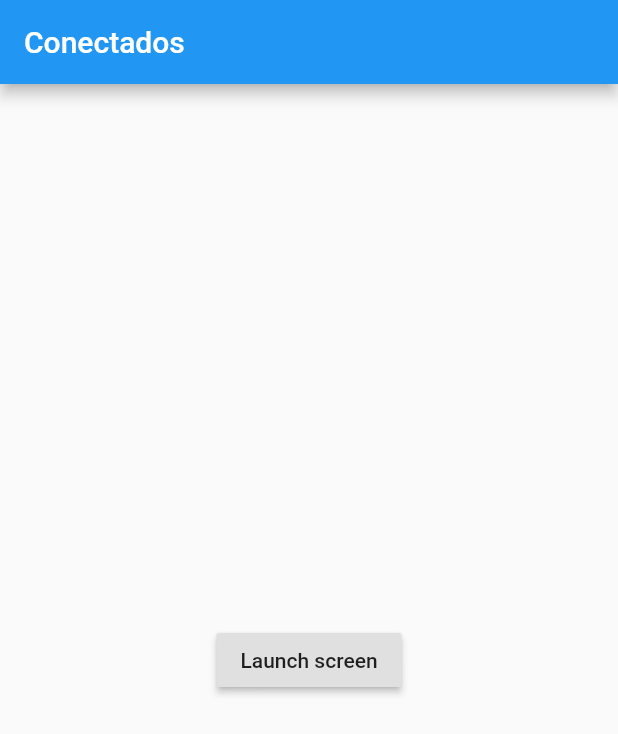
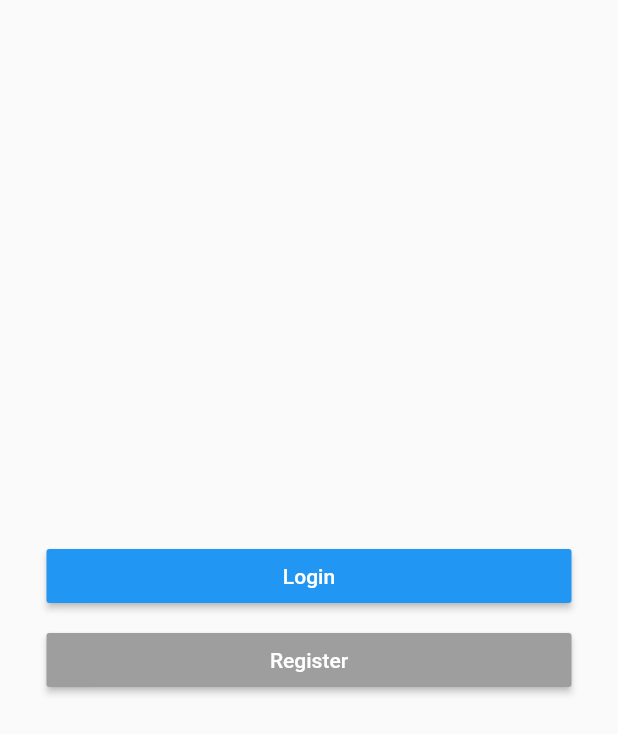
Before and after one commit to andrekkss/conectados_mob, a Flutter app: the screen it shows after launch, on a phone screen of 412 x 824 dp. Shown: the top 734 px of the screen. Run offline on Flutter 3.47's test engine with Material 2 defaults, Android fonts, the light colour scheme and no system bars.

Commit message:
Added login and register buttons in welcome screen

```diff
--- a/lib/feature/example/ui/firstScreen.dart
+++ b/lib/feature/example/ui/firstScreen.dart
@@ -1,4 +1,3 @@
-
 import 'package:conectados_mob/Translations.dart';
 import 'package:flutter/material.dart';
 
@@ -6,17 +5,36 @@ class FirstScreen extends StatelessWidget {
   @override
   Widget build(BuildContext context) {
     return Scaffold(
-      appBar: AppBar(
-        title: Text(getString(context, "main_title")),
-      ),
       body: Center(
+          child: Column(
+            mainAxisSize: MainAxisSize.min,
+            children: <Widget>[
+              ButtonTheme(
+                  minWidth: 350,
                   child: RaisedButton(
-          child: Text('Launch screen'),
+                    child: Text(getString(context, "welcome_login_text")),
+                    textColor: Colors.white,
                     onPressed: () {
                       // Navigate to the second screen using a named route.
                       Navigator.pushNamed(context, '/second');
                     },
+                  )
               ),
+              const SizedBox(height: 8),
+              ButtonTheme(
+                  minWidth: 350,
+                  child: RaisedButton(
+                    child: Text(getString(context, "welcome_register_text")),
+                    textColor: Colors.white,
+                    color: Colors.grey,
+                    onPressed: () {
+                      // Navigate to the second screen using a named route.
+                      Navigator.pushNamed(context, '/second');
+                    },
+                  )
+              ),
+            ],
+          )
       ),
     );
   }
--- a/lib/main.dart
+++ b/lib/main.dart
@@ -10,6 +10,7 @@ void main() => runApp(ConectadosApp());
 class ConectadosApp extends StatelessWidget {
   @override
   Widget build(BuildContext context) => MaterialApp(
+        debugShowCheckedModeBanner: false,
         title: 'Conectados',
         initialRoute: '/',
         routes: {
--- a/locale/en_US.json
+++ b/locale/en_US.json
@@ -1,3 +1,5 @@
 {
-  "main_title":  "Conectados"
+  "main_title":  "Conectados",
+  "welcome_login_text": "Login",
+  "welcome_register_text": "Register"
 }
--- a/locale/pt_BR.json
+++ b/locale/pt_BR.json
@@ -1,3 +1,5 @@
 {
-  "main_title":  "Conectados"
+  "main_title":  "Conectados",
+  "welcome_login_text": "Entrar",
+  "welcome_register_text": "Cadastrar-se"
 }
```
Lines whose indentation alone changed are shown as unchanged.
